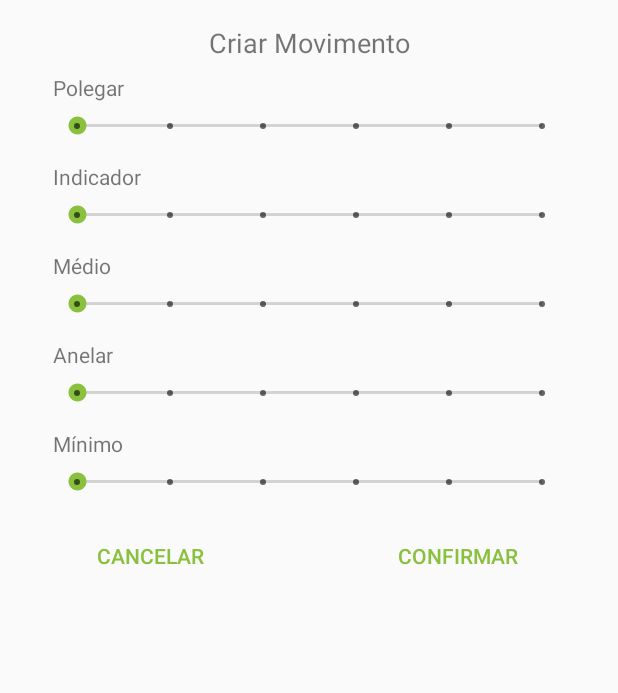
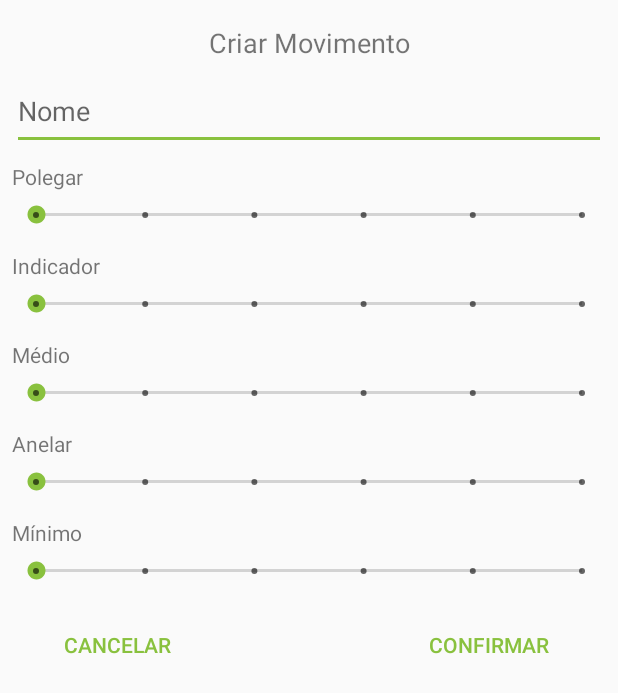
Before and after one commit to PedroCost/Controlador, an Android app: the layout dialog_criar_movimento.xml on its own in the app's theme, with its tools: preview values and no code run, on a phone screen of 412 x 824 dp. Shown: the top 693 px of the screen. Run offline under Robolectric (Android 15) with nearby library versions, the phone set to English and light mode, and no system bars.

Commit message:
Update #2

```diff
--- a/app/src/main/res/layout/activity_lista_movimentos.xml
+++ b/app/src/main/res/layout/activity_lista_movimentos.xml
@@ -9,11 +9,11 @@
     <ListView
         android:id="@+id/listview_listaMovimentos"
         android:layout_width="wrap_content"
-        android:layout_height="wrap_content"
+        android:layout_height="match_parent"
         android:layout_marginBottom="8dp"
         android:layout_marginLeft="8dp"
         android:layout_marginRight="8dp"
-        android:layout_marginTop="8dp"
+        android:layout_marginTop="0dp"
         app:layout_constraintBottom_toBottomOf="parent"
         app:layout_constraintLeft_toLeftOf="parent"
         app:layout_constraintRight_toRightOf="parent"
--- a/app/src/main/res/layout/dialog_criar_movimento.xml
+++ b/app/src/main/res/layout/dialog_criar_movimento.xml
@@ -22,19 +22,53 @@
         app:layout_constraintTop_toTopOf="parent" />
 
     <LinearLayout
-        android:layout_width="342dp"
+        android:layout_width="0dp"
         android:layout_height="51dp"
+        android:layout_marginEnd="8dp"
         android:layout_marginLeft="8dp"
         android:layout_marginRight="8dp"
+        android:layout_marginStart="8dp"
+        android:layout_marginTop="8dp"
         android:layout_weight="1"
         android:orientation="vertical"
         app:layout_constraintLeft_toLeftOf="parent"
         app:layout_constraintRight_toRightOf="parent"
-        android:layout_marginTop="8dp"
-        app:layout_constraintTop_toBottomOf="@+id/textView"
+        app:layout_constraintTop_toBottomOf="@+id/textView">
+
+        <EditText
+            android:id="@+id/editText_nomeMovimento"
+            android:layout_width="match_parent"
+            android:layout_height="match_parent"
+            android:layout_marginEnd="0dp"
+            android:layout_marginLeft="0dp"
+            android:layout_marginRight="0dp"
+            android:layout_marginStart="0dp"
+            android:layout_marginTop="0dp"
+            android:contentDescription="Nome"
+            android:ems="10"
+            android:hint="Nome"
+            android:inputType="textPersonName"
+            app:layout_constraintHorizontal_bias="0.497"
+            app:layout_constraintLeft_toLeftOf="parent"
+            app:layout_constraintRight_toRightOf="parent"
+            app:layout_constraintTop_toTopOf="parent" />
+
+    </LinearLayout>
+
+    <LinearLayout
         android:id="@+id/linearLayout"
+        android:layout_width="0dp"
+        android:layout_height="51dp"
+        android:layout_marginEnd="8dp"
+        android:layout_marginLeft="8dp"
+        android:layout_marginRight="8dp"
         android:layout_marginStart="8dp"
-        android:layout_marginEnd="8dp">
+        android:layout_marginTop="67dp"
+        android:layout_weight="1"
+        android:orientation="vertical"
+        app:layout_constraintLeft_toLeftOf="parent"
+        app:layout_constraintRight_toRightOf="parent"
+        app:layout_constraintTop_toBottomOf="@+id/textView">
 
         <TextView
             android:id="@+id/textView_criarPolegar"
@@ -53,19 +87,19 @@
     </LinearLayout>
 
     <LinearLayout
-        android:layout_width="342dp"
+        android:id="@+id/linearLayout2"
+        android:layout_width="0dp"
         android:layout_height="51dp"
+        android:layout_marginEnd="8dp"
         android:layout_marginLeft="8dp"
         android:layout_marginRight="8dp"
+        android:layout_marginStart="8dp"
+        android:layout_marginTop="8dp"
         android:layout_weight="1"
         android:orientation="vertical"
         app:layout_constraintLeft_toLeftOf="parent"
         app:layout_constraintRight_toRightOf="parent"
-        android:layout_marginTop="8dp"
-        app:layout_constraintTop_toBottomOf="@+id/linearLayout"
-        android:id="@+id/linearLayout2"
-        android:layout_marginStart="8dp"
-        android:layout_marginEnd="8dp">
+        app:layout_constraintTop_toBottomOf="@+id/linearLayout">
 
         <TextView
             android:id="@+id/textView_criarIndicador"
@@ -84,19 +118,19 @@
     </LinearLayout>
 
     <LinearLayout
-        android:layout_width="342dp"
+        android:id="@+id/linearLayout3"
+        android:layout_width="0dp"
         android:layout_height="51dp"
+        android:layout_marginEnd="8dp"
         android:layout_marginLeft="8dp"
         android:layout_marginRight="8dp"
+        android:layout_marginStart="8dp"
+        android:layout_marginTop="8dp"
         android:layout_weight="1"
         android:orientation="vertical"
         app:layout_constraintLeft_toLeftOf="parent"
         app:layout_constraintRight_toRightOf="parent"
-        android:layout_marginTop="8dp"
-        app:layout_constraintTop_toBottomOf="@+id/linearLayout2"
-        android:id="@+id/linearLayout3"
-        android:layout_marginStart="8dp"
-        android:layout_marginEnd="8dp">
+        app:layout_constraintTop_toBottomOf="@+id/linearLayout2">
 
         <TextView
             android:id="@+id/textView_criarMedio"
@@ -115,19 +149,19 @@
     </LinearLayout>
 
     <LinearLayout
-        android:layout_width="342dp"
+        android:id="@+id/linearLayout4"
+        android:layout_width="0dp"
         android:layout_height="51dp"
+        android:layout_marginEnd="8dp"
         android:layout_marginLeft="8dp"
         android:layout_marginRight="8dp"
+        android:layout_marginStart="8dp"
+        android:layout_marginTop="8dp"
         android:layout_weight="1"
         android:orientation="vertical"
         app:layout_constraintLeft_toLeftOf="parent"
         app:layout_constraintRight_toRightOf="parent"
-        android:layout_marginTop="8dp"
-        app:layout_constraintTop_toBottomOf="@+id/linearLayout3"
-        android:id="@+id/linearLayout4"
-        android:layout_marginStart="8dp"
-        android:layout_marginEnd="8dp">
+        app:layout_constraintTop_toBottomOf="@+id/linearLayout3">
 
         <TextView
             android:id="@+id/textView_criarAnelar"
@@ -146,19 +180,19 @@
     </LinearLayout>
 
     <LinearLayout
-        android:layout_width="342dp"
+        android:id="@+id/linearLayout5"
+        android:layout_width="0dp"
         android:layout_height="51dp"
+        android:layout_marginEnd="8dp"
         android:layout_marginLeft="8dp"
         android:layout_marginRight="8dp"
+        android:layout_marginStart="8dp"
+        android:layout_marginTop="8dp"
         android:layout_weight="1"
         android:orientation="vertical"
         app:layout_constraintLeft_toLeftOf="parent"
         app:layout_constraintRight_toRightOf="parent"
-        android:layout_marginTop="8dp"
-        app:layout_constraintTop_toBottomOf="@+id/linearLayout4"
-        android:layout_marginStart="8dp"
-        android:layout_marginEnd="8dp"
-        android:id="@+id/linearLayout5">
+        app:layout_constraintTop_toBottomOf="@+id/linearLayout4">
 
         <TextView
             android:id="@+id/textView_criarMinimo"
@@ -177,7 +211,7 @@
     </LinearLayout>
 
     <LinearLayout
-        android:layout_width="340dp"
+        android:layout_width="0dp"
         android:layout_height="50dp"
         android:layout_marginLeft="8dp"
         android:layout_marginRight="8dp"
@@ -185,7 +219,9 @@
         android:orientation="horizontal"
         app:layout_constraintLeft_toLeftOf="parent"
         app:layout_constraintRight_toRightOf="parent"
-        app:layout_constraintTop_toBottomOf="@+id/linearLayout5">
+        app:layout_constraintTop_toBottomOf="@+id/linearLayout5"
+        android:layout_marginStart="8dp"
+        android:layout_marginEnd="8dp">
 
         <Button
             android:id="@+id/button_dialogCancelar"
--- a/app/src/main/res/layout/row_item.xml
+++ b/app/src/main/res/layout/row_item.xml
@@ -23,7 +23,7 @@
         android:layout_alignParentEnd="true"
         android:layout_alignParentRight="true"
         android:layout_centerVertical="true"
-        android:src="@android:drawable/ic_dialog_info" />
+        android:src="@drawable/ic_edit" />
 
 
 
```
Also changed, not shown: app/src/main/java/pedrocosta/controlador/Dedo.java (+11 -1 lines), app/src/main/java/pedrocosta/controlador/ListaMovimentos/DatabaseHelper.java (renamed from app/src/main/java/pedrocosta/controlador/DatabaseHelper.java, +9 -12 lines), app/src/main/java/pedrocosta/controlador/ListaMovimentos/ListaMovimentos.java (+12 -9 lines), app/src/main/java/pedrocosta/controlador/ListaMovimentos/Movimento.java (+12 -7 lines), app/src/main/java/pedrocosta/controlador/MainActivity.java (+21 -14 lines), app/src/main/res/drawable/ic_add_white.xml (added, +9 -0 lines), app/src/main/res/drawable/ic_edit.xml (added, +9 -0 lines), app/src/main/res/mipmap-hdpi/maocomrotacao.png (added), app/src/main/res/mipmap-hdpi/rotacao2.png (added).
